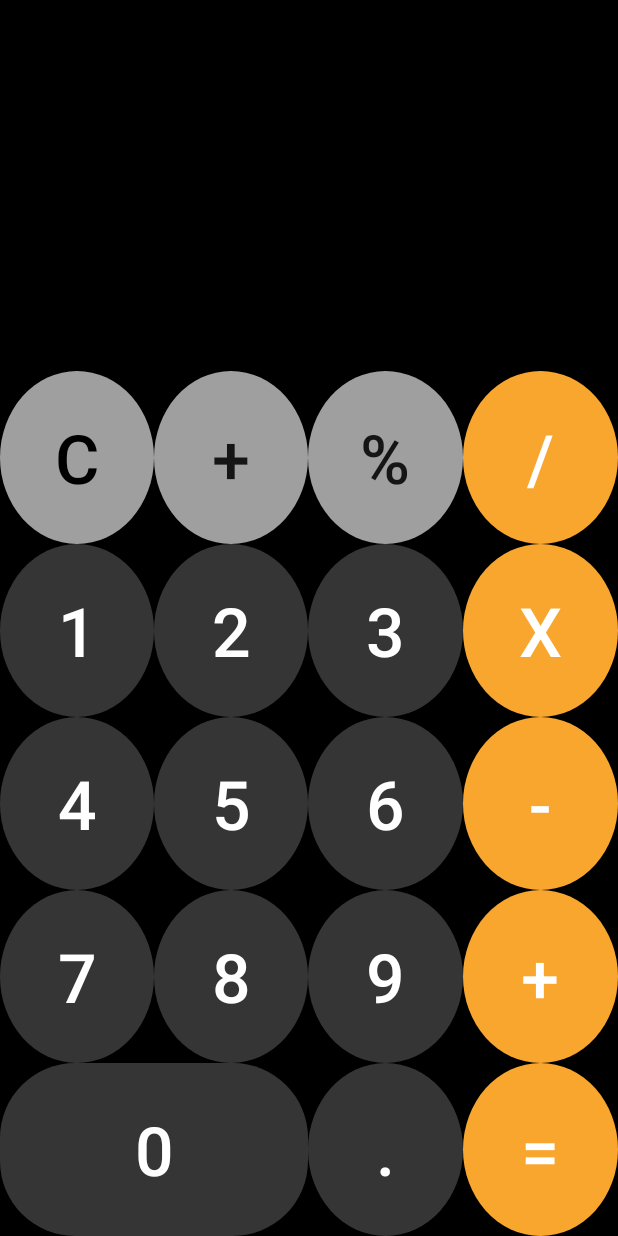
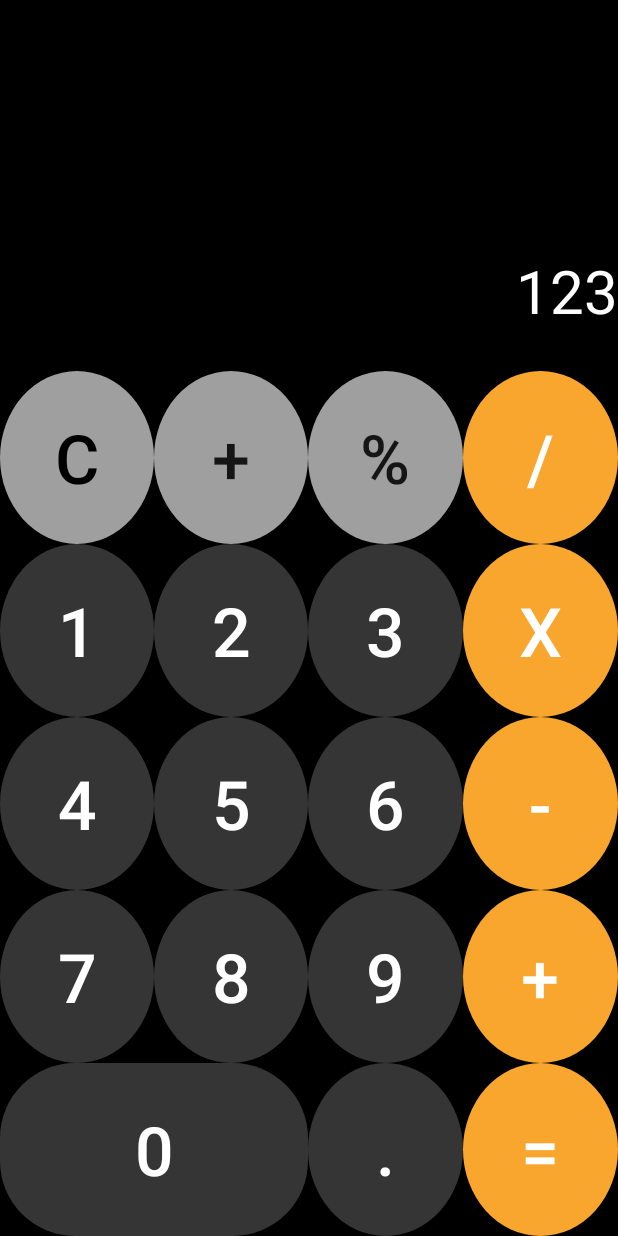
Before and after one commit to solly29/TDD_Android, an Android app: the screen it shows after launch (MainActivity), on a phone screen of 412 x 824 dp. Run offline under Robolectric (Android 15) with nearby library versions, the phone set to English and light mode, and no system bars; our stand-ins replace data binding.

```diff
--- a/numCalculator/app/src/main/java/com/example/numcalculator/viewmodel/MainViewModel.kt
+++ b/numCalculator/app/src/main/java/com/example/numcalculator/viewmodel/MainViewModel.kt
@@ -1,4 +1,14 @@
 package com.example.numcalculator.viewmodel
 
+import androidx.lifecycle.LiveData
+import androidx.lifecycle.MutableLiveData
+
 class MainViewModel: BaseViewModel() {
+
+    val formulaStr = StringBuffer()
+//    val formulaStr: String get() = _formulaStr.toString()
+
+    fun addFormulaText(str: String) {
+        formulaStr.append(str)
+    }
 }
--- a/numCalculator/app/src/main/res/drawable/cal_button_background.xml
+++ b/numCalculator/app/src/main/res/drawable/cal_button_background.xml
@@ -1,6 +1,11 @@
 <?xml version="1.0" encoding="utf-8"?>
-<shape xmlns:android="http://schemas.android.com/apk/res/android"
-    android:shape="oval">
-    <solid
-        android:color="#353535"/>
-</shape>
+<ripple xmlns:android="http://schemas.android.com/apk/res/android"
+    android:color="#4AFFFFFF">
+    <item android:id="@android:id/background">
+        <shape
+            android:shape="oval">
+            <solid
+                android:color="#353535"/>
+        </shape>
+    </item>
+</ripple>
--- a/numCalculator/app/src/main/res/drawable/cal_button_background2.xml
+++ b/numCalculator/app/src/main/res/drawable/cal_button_background2.xml
@@ -1,7 +1,12 @@
 <?xml version="1.0" encoding="utf-8"?>
-<shape xmlns:android="http://schemas.android.com/apk/res/android"
-    android:shape="rectangle">
-    <solid
-        android:color="#353535"/>
-    <corners android:radius="50dp"/>
-</shape>
+<ripple xmlns:android="http://schemas.android.com/apk/res/android"
+    android:color="#4AFFFFFF">
+    <item android:id="@android:id/background">
+        <shape
+            android:shape="rectangle">
+            <solid
+                android:color="#353535"/>
+            <corners android:radius="50dp"/>
+        </shape>
+    </item>
+</ripple>
--- a/numCalculator/app/src/main/res/layout/activity_main.xml
+++ b/numCalculator/app/src/main/res/layout/activity_main.xml
@@ -11,7 +11,27 @@
         android:background="@color/black">
 
         <androidx.constraintlayout.widget.Guideline
-            android:id="@+id/linear_text_guideline"
+            android:id="@+id/result_guideline"
+            android:orientation="horizontal"
+            app:layout_constraintEnd_toEndOf="parent"
+            app:layout_constraintGuide_percent="0.17"
+            android:layout_width="wrap_content"
+            android:layout_height="wrap_content"/>
+
+        <TextView
+            android:layout_width="match_parent"
+            android:layout_height="0dp"
+            android:text="123"
+            android:textSize="40dp"
+            android:textColor="@color/white"
+            android:gravity="right|center"
+            app:layout_constraintTop_toTopOf="@+id/result_guideline"
+            app:layout_constraintStart_toStartOf="parent"
+            app:layout_constraintEnd_toEndOf="parent"
+            app:layout_constraintBottom_toTopOf="@id/gride_text_guideline"/>
+
+        <androidx.constraintlayout.widget.Guideline
+            android:id="@+id/gride_text_guideline"
             android:orientation="horizontal"
             app:layout_constraintEnd_toEndOf="parent"
             app:layout_constraintGuide_percent="0.3"
@@ -23,7 +43,7 @@
             android:layout_height="0dp"
             android:rowCount="5"
             android:columnCount="4"
-            app:layout_constraintTop_toTopOf="@id/linear_text_guideline"
+            app:layout_constraintTop_toTopOf="@id/gride_text_guideline"
             app:layout_constraintStart_toStartOf="parent"
             app:layout_constraintEnd_toEndOf="parent"
             app:layout_constraintBottom_toBottomOf="parent">
```
Also changed, not shown: numCalculator/app/src/main/java/com/example/numcalculator/ext/UtilExt.kt (added, +35 -0 lines), 1 other file.
